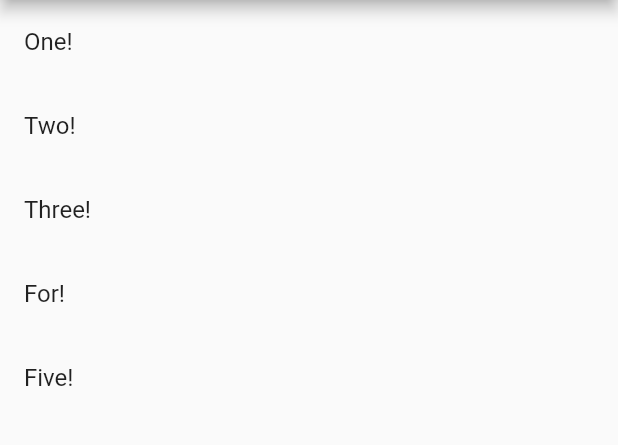
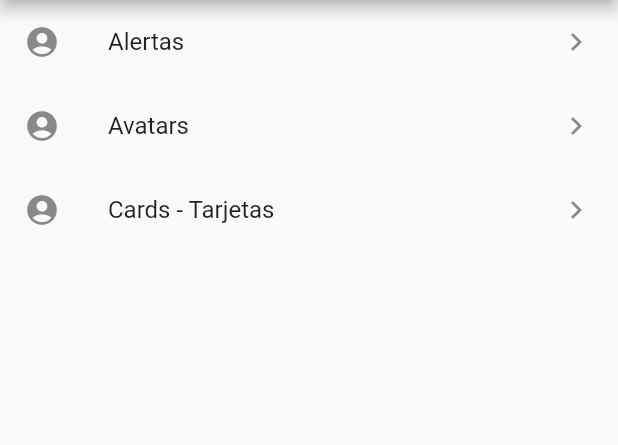
Before and after one commit to gervisbermudez/flutterComponents, a Flutter app: the screen it shows after launch, on a phone screen of 412 x 824 dp, the part 84-529 px from its top. Run offline on Flutter 3.47's test engine with Material 2 defaults, Android fonts, the phone set to English and light mode, and no system bars.

Commit message:
build routes json based

```diff
--- /dev/null
+++ b/data/menu_opts.json
@@ -0,0 +1,20 @@
+{
+    "nombreApp" : "Componentes",
+    "rutas" : [
+        {
+            "ruta" : "alert",
+            "icon" : "add_alert",
+            "texto": "Alertas"
+        },
+        {
+            "ruta" : "avatar",
+            "icon" : "accessibility",
+            "texto": "Avatars"
+        },
+        {
+            "ruta" : "card",
+            "icon" : "folder_open",
+            "texto": "Cards - Tarjetas"
+        }
+    ]
+}
--- a/lib/src/pages/home.dart
+++ b/lib/src/pages/home.dart
@@ -1,5 +1,6 @@
 import 'package:flutter/cupertino.dart';
 import 'package:flutter/material.dart';
+import 'package:flutter_components/src/providers/menu_providers.dart';
 
 class HomePage extends StatelessWidget {
   final options = ["One", "Two", "Three", "For", "Five"];
@@ -10,16 +11,35 @@ class HomePage extends StatelessWidget {
       appBar: AppBar(
         title: Text("App Components"),
       ),
-      body: ListView(
-        children: _createItems(),
-      ),
+      body: _list(),
     );
   }
 
-  List<Widget> _createItems() {
-    var widgetList = options.map((item) {
-      return ListTile(title: Text(item + "!"));
-    }).toList();
-    return widgetList;
+  Widget _list() {
+    return FutureBuilder(
+      future: menuProvider.cargarData(),
+      builder: (context, AsyncSnapshot<List<dynamic>> snapshot) {
+        return ListView(
+          children: _createItems(snapshot.data),
+        );
+      },
+    );
+  }
+
+  List<Widget> _createItems(List<dynamic> data) {
+    final List<Widget> options = [];
+
+    data.forEach((element) {
+      final widgetTemp = ListTile(
+        title: Text(element['texto']),
+        leading: Icon(Icons.account_circle),
+        trailing: Icon(Icons.keyboard_arrow_right),
+        onTap: () {},
+      );
+
+      options.add(widgetTemp);
+    });
+
+    return options;
   }
 }
--- a/pubspec.yaml
+++ b/pubspec.yaml
@@ -45,8 +45,8 @@ flutter:
   uses-material-design: true
 
   # To add assets to your application, add an assets section, like this:
-  # assets:
-  #   - images/a_dot_burr.jpeg
+  assets:
+  - data/menu_opts.json
   #   - images/a_dot_ham.jpeg
 
   # An image asset can refer to one or more resolution-specific "variants", see
```
Also changed, not shown: lib/src/providers/menu_providers.dart (added, +20 -0 lines).
